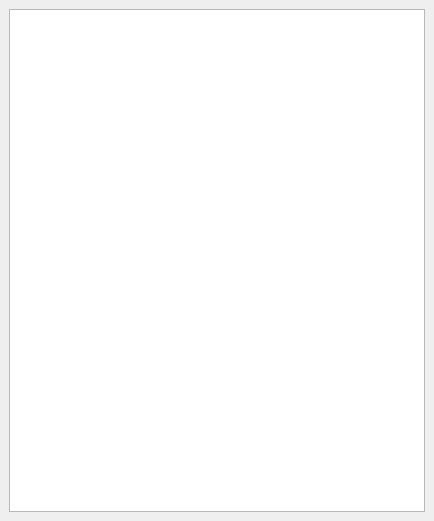
The window that lib/gui/listwindow.ui (bitterfly/MehPlayer) describes before a commit, drawn with Qt 5.
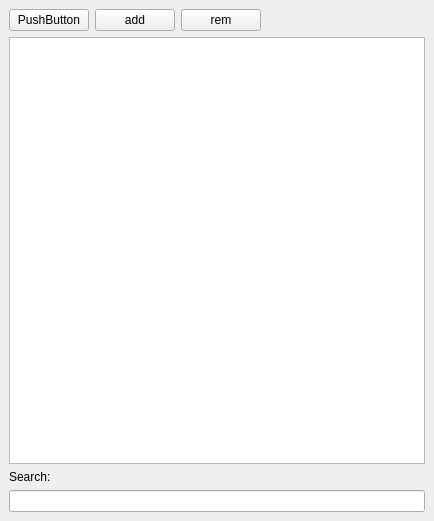
The same window after the commit.

Commit message: Now can search in playlist. Enqueue works

```diff
--- a/lib/gui/listwindow.ui
+++ b/lib/gui/listwindow.ui
@@ -15,9 +15,61 @@
   </property>
   <widget class="QWidget" name="centralwidget">
    <layout class="QVBoxLayout" name="verticalLayout">
+    <item>
+     <layout class="QHBoxLayout" name="horizontalLayout">
+      <item>
+       <widget class="QPushButton" name="enqueue_folder">
+        <property name="text">
+         <string>PushButton</string>
+        </property>
+       </widget>
+      </item>
+      <item>
+       <widget class="QPushButton" name="enqueue_file">
+        <property name="text">
+         <string>add</string>
+        </property>
+       </widget>
+      </item>
+      <item>
+       <widget class="QPushButton" name="pushButton_2">
+        <property name="text">
+         <string>rem</string>
+        </property>
+       </widget>
+      </item>
+      <item>
+       <spacer name="horizontalSpacer">
+        <property name="orientation">
+         <enum>Qt::Horizontal</enum>
+        </property>
+        <property name="sizeHint" stdset="0">
+         <size>
+          <width>40</width>
+          <height>20</height>
+         </size>
+        </property>
+       </spacer>
+      </item>
+     </layout>
+    </item>
     <item>
      <widget class="QListWidget" name="song_list"/>
     </item>
+    <item>
+     <layout class="QVBoxLayout" name="verticalLayout_2">
+      <item>
+       <widget class="QLabel" name="label">
+        <property name="text">
+         <string>Search:</string>
+        </property>
+       </widget>
+      </item>
+      <item>
+       <widget class="QLineEdit" name="search"/>
+      </item>
+     </layout>
+    </item>
    </layout>
   </widget>
  </widget>
```
The commit also changes 8 other files.
